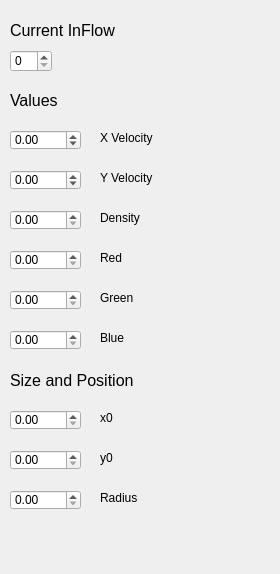
JackCristofoletti/FluidSim2D, file src/Gui/InFlowWidget.ui: the form before one commit.
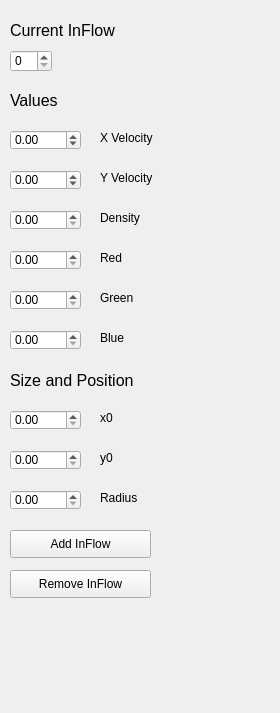
The form after the commit.

```diff
--- a/src/Gui/InFlowWidget.ui
+++ b/src/Gui/InFlowWidget.ui
@@ -7,7 +7,7 @@
     <x>0</x>
     <y>0</y>
     <width>280</width>
-    <height>574</height>
+    <height>713</height>
    </rect>
   </property>
   <property name="windowTitle">
@@ -335,6 +335,32 @@
     </rect>
    </property>
   </widget>
+  <widget class="QPushButton" name="addInFlowButton">
+   <property name="geometry">
+    <rect>
+     <x>10</x>
+     <y>530</y>
+     <width>141</width>
+     <height>28</height>
+    </rect>
+   </property>
+   <property name="text">
+    <string>Add InFlow</string>
+   </property>
+  </widget>
+  <widget class="QPushButton" name="removeInFlowButton">
+   <property name="geometry">
+    <rect>
+     <x>10</x>
+     <y>570</y>
+     <width>141</width>
+     <height>28</height>
+    </rect>
+   </property>
+   <property name="text">
+    <string>Remove InFlow</string>
+   </property>
+  </widget>
  </widget>
  <layoutdefault spacing="6" margin="11"/>
  <resources/>
```
